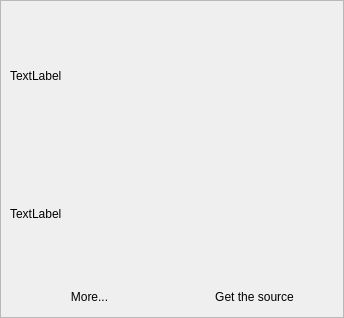
First picture: the form in about.ui, repository milohr/babe-qt, before the edit.
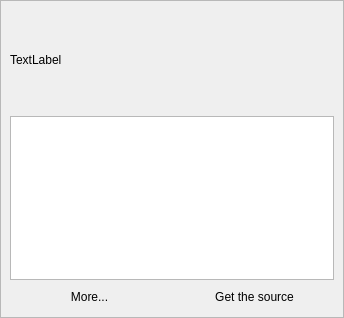
Second picture: the form after the edit. Icons and pictures are not drawn.

```diff
--- a/about.ui
+++ b/about.ui
@@ -67,15 +67,9 @@
        </widget>
       </item>
       <item>
-       <widget class="QLabel" name="about">
-        <property name="maximumSize">
-         <size>
-          <width>250</width>
-          <height>16777215</height>
-         </size>
-        </property>
-        <property name="text">
-         <string>TextLabel</string>
+       <widget class="QPlainTextEdit" name="about">
+        <property name="readOnly">
+         <bool>true</bool>
         </property>
        </widget>
       </item>
```
